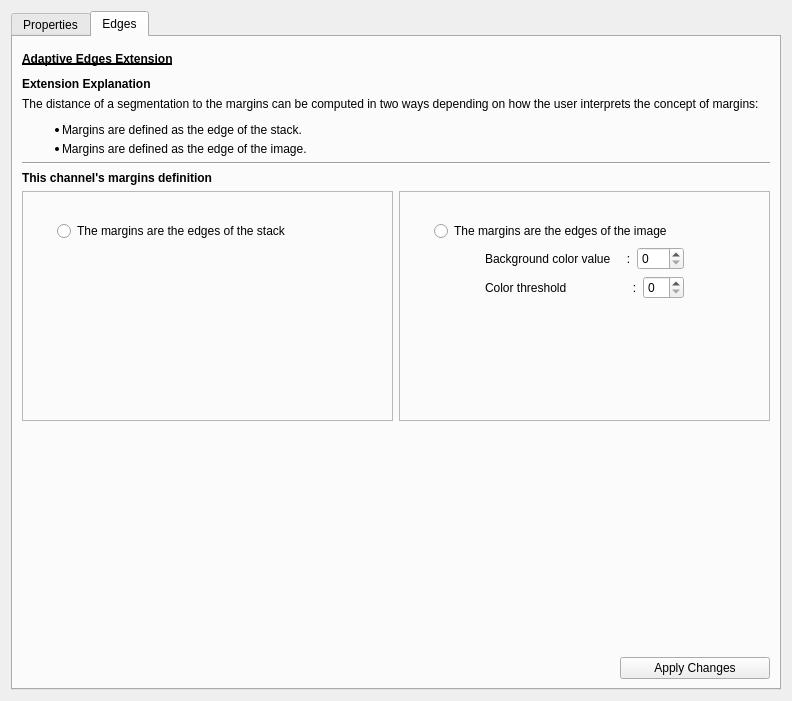
First picture: the form in App/Dialogs/ChannelInspector/ChannelInspector.ui, repository FelixdelasPozas/EspINA, before the edit.
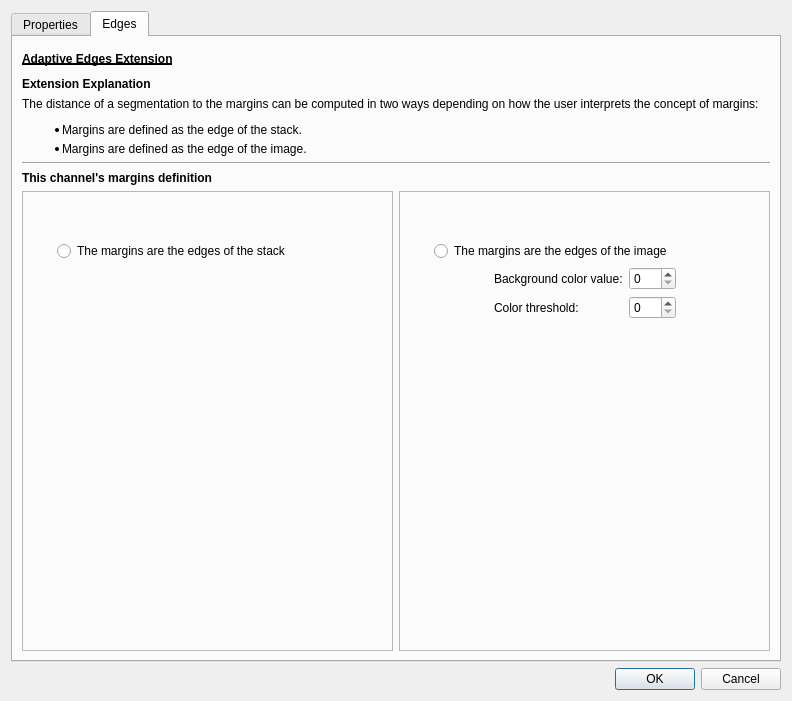
Second picture: the form after the edit. Icons and pictures are not drawn.

Commit message: Enhance EdgeDistance GUI

The edit to the form file:
```diff
--- a/App/Dialogs/ChannelInspector/ChannelInspector.ui
+++ b/App/Dialogs/ChannelInspector/ChannelInspector.ui
@@ -13,7 +13,7 @@
   <property name="windowTitle">
    <string>Channel Inspector</string>
   </property>
-  <layout class="QVBoxLayout" name="verticalLayout_4">
+  <layout class="QVBoxLayout" name="verticalLayout_9">
    <item>
     <widget class="QTabWidget" name="tabWidget">
      <property name="tabShape">
@@ -514,19 +514,6 @@
              </property>
             </spacer>
            </item>
-           <item>
-            <widget class="QDialogButtonBox" name="okCancelBox">
-             <property name="orientation">
-              <enum>Qt::Horizontal</enum>
-             </property>
-             <property name="standardButtons">
-              <set>QDialogButtonBox::Cancel|QDialogButtonBox::Ok</set>
-             </property>
-             <property name="centerButtons">
-              <bool>true</bool>
-             </property>
-            </widget>
-           </item>
           </layout>
          </item>
         </layout>
@@ -543,7 +530,7 @@
       <attribute name="title">
        <string>Edges</string>
       </attribute>
-      <layout class="QVBoxLayout" name="verticalLayout_7">
+      <layout class="QVBoxLayout" name="verticalLayout_8">
        <item>
         <widget class="QLabel" name="label_5">
          <property name="minimumSize">
@@ -617,7 +604,7 @@
         </widget>
        </item>
        <item>
-        <layout class="QHBoxLayout" name="horizontalLayout_12" stretch="1,1">
+        <layout class="QHBoxLayout" name="horizontalLayout_12">
          <item>
           <widget class="QFrame" name="frame_2">
            <property name="frameShape">
@@ -626,7 +613,20 @@
            <property name="frameShadow">
             <enum>QFrame::Raised</enum>
            </property>
-           <layout class="QVBoxLayout" name="verticalLayout_9">
+           <layout class="QVBoxLayout" name="verticalLayout_7">
+            <item>
+             <spacer name="horizontalSpacer_7">
+              <property name="orientation">
+               <enum>Qt::Horizontal</enum>
+              </property>
+              <property name="sizeHint" stdset="0">
+               <size>
+                <width>40</width>
+                <height>20</height>
+               </size>
+              </property>
+             </spacer>
+            </item>
             <item>
              <widget class="QLabel" name="label_11">
               <property name="text">
@@ -661,17 +661,14 @@
              </layout>
             </item>
             <item>
-             <spacer name="verticalSpacer_3">
+             <spacer name="verticalSpacer_2">
               <property name="orientation">
                <enum>Qt::Vertical</enum>
               </property>
-              <property name="sizeType">
-               <enum>QSizePolicy::MinimumExpanding</enum>
-              </property>
               <property name="sizeHint" stdset="0">
                <size>
                 <width>20</width>
-                <height>0</height>
+                <height>40</height>
                </size>
               </property>
              </spacer>
@@ -687,9 +684,22 @@
            <property name="frameShadow">
             <enum>QFrame::Raised</enum>
            </property>
-           <layout class="QVBoxLayout" name="verticalLayout_8">
+           <layout class="QVBoxLayout" name="verticalLayout_4">
             <item>
-             <widget class="QLabel" name="label_9">
+             <spacer name="horizontalSpacer_6">
+              <property name="orientation">
+               <enum>Qt::Horizontal</enum>
+              </property>
+              <property name="sizeHint" stdset="0">
+               <size>
+                <width>40</width>
+                <height>20</height>
+               </size>
+              </property>
+             </spacer>
+            </item>
+            <item>
+             <widget class="QLabel" name="adaptiveExample">
               <property name="text">
                <string/>
               </property>
@@ -722,28 +732,8 @@
              </layout>
             </item>
             <item>
-             <layout class="QHBoxLayout" name="horizontalLayout_14" stretch="0,0,0,0">
-              <item>
-               <spacer name="horizontalSpacer_4">
-                <property name="orientation">
-                 <enum>Qt::Horizontal</enum>
-                </property>
-                <property name="sizeHint" stdset="0">
-                 <size>
-                  <width>40</width>
-                  <height>20</height>
-                 </size>
-                </property>
-               </spacer>
-              </item>
-              <item>
-               <widget class="QLabel" name="colorLabel">
-                <property name="text">
-                 <string>Background color value     :</string>
-                </property>
-               </widget>
-              </item>
-              <item>
+             <layout class="QGridLayout" name="gridLayout">
+              <item row="0" column="2">
                <widget class="QSpinBox" name="colorBox">
                 <property name="maximumSize">
                  <size>
@@ -756,44 +746,14 @@
                 </property>
                </widget>
               </item>
-              <item>
-               <spacer name="horizontalSpacer_5">
-                <property name="orientation">
-                 <enum>Qt::Horizontal</enum>
-                </property>
-                <property name="sizeHint" stdset="0">
-                 <size>
-                  <width>40</width>
-                  <height>20</height>
-                 </size>
-                </property>
-               </spacer>
-              </item>
-             </layout>
-            </item>
-            <item>
-             <layout class="QHBoxLayout" name="horizontalLayout_15">
-              <item>
-               <spacer name="horizontalSpacer_6">
-                <property name="orientation">
-                 <enum>Qt::Horizontal</enum>
-                </property>
-                <property name="sizeHint" stdset="0">
-                 <size>
-                  <width>40</width>
-                  <height>20</height>
-                 </size>
-                </property>
-               </spacer>
-              </item>
-              <item>
+              <item row="1" column="1">
                <widget class="QLabel" name="thresholdLabel">
                 <property name="text">
-                 <string>Color threshold                    :</string>
+                 <string>Color threshold:</string>
                 </property>
                </widget>
               </item>
-              <item>
+              <item row="1" column="2">
                <widget class="QSpinBox" name="thresholdBox">
                 <property name="maximumSize">
                  <size>
@@ -803,8 +763,28 @@
                 </property>
                </widget>
               </item>
-              <item>
-               <spacer name="horizontalSpacer_7">
+              <item row="0" column="1">
+               <widget class="QLabel" name="colorLabel">
+                <property name="text">
+                 <string>Background color value:</string>
+                </property>
+               </widget>
+              </item>
+              <item row="0" column="3">
+               <spacer name="horizontalSpacer_5">
+                <property name="orientation">
+                 <enum>Qt::Horizontal</enum>
+                </property>
+                <property name="sizeHint" stdset="0">
+                 <size>
+                  <width>40</width>
+                  <height>20</height>
+                 </size>
+                </property>
+               </spacer>
+              </item>
+              <item row="0" column="0">
+               <spacer name="horizontalSpacer_4">
                 <property name="orientation">
                  <enum>Qt::Horizontal</enum>
                 </property>
@@ -839,59 +819,46 @@
          </item>
         </layout>
        </item>
-       <item>
-        <spacer name="verticalSpacer_2">
-         <property name="orientation">
-          <enum>Qt::Vertical</enum>
-         </property>
-         <property name="sizeHint" stdset="0">
-          <size>
-           <width>20</width>
-           <height>45</height>
-          </size>
-         </property>
-        </spacer>
-       </item>
-       <item>
-        <layout class="QHBoxLayout" name="horizontalLayout_13">
-         <item>
-          <spacer name="horizontalSpacer_3">
-           <property name="orientation">
-            <enum>Qt::Horizontal</enum>
-           </property>
-           <property name="sizeHint" stdset="0">
-            <size>
-             <width>40</width>
-             <height>20</height>
-            </size>
-           </property>
-          </spacer>
-         </item>
-         <item>
-          <widget class="QPushButton" name="applyEdgesButton">
-           <property name="minimumSize">
-            <size>
-             <width>150</width>
-             <height>0</height>
-            </size>
-           </property>
-           <property name="maximumSize">
-            <size>
-             <width>200</width>
-             <height>16777215</height>
-            </size>
-           </property>
-           <property name="text">
-            <string>Apply Changes</string>
-           </property>
-          </widget>
-         </item>
-        </layout>
-       </item>
       </layout>
      </widget>
     </widget>
    </item>
+   <item>
+    <layout class="QHBoxLayout" name="horizontalLayout_13">
+     <item>
+      <spacer name="horizontalSpacer_3">
+       <property name="orientation">
+        <enum>Qt::Horizontal</enum>
+       </property>
+       <property name="sizeHint" stdset="0">
+        <size>
+         <width>40</width>
+         <height>20</height>
+        </size>
+       </property>
+      </spacer>
+     </item>
+     <item>
+      <widget class="QDialogButtonBox" name="okCancelBox">
+       <property name="sizePolicy">
+        <sizepolicy hsizetype="Maximum" vsizetype="Fixed">
+         <horstretch>0</horstretch>
+         <verstretch>0</verstretch>
+        </sizepolicy>
+       </property>
+       <property name="orientation">
+        <enum>Qt::Horizontal</enum>
+       </property>
+       <property name="standardButtons">
+        <set>QDialogButtonBox::Cancel|QDialogButtonBox::Ok</set>
+       </property>
+       <property name="centerButtons">
+        <bool>true</bool>
+       </property>
+      </widget>
+     </item>
+    </layout>
+   </item>
   </layout>
  </widget>
  <resources>
```
Left out of the diff: 30 changed lines with no effect on the pictures. The commit also changes 7 other files.
